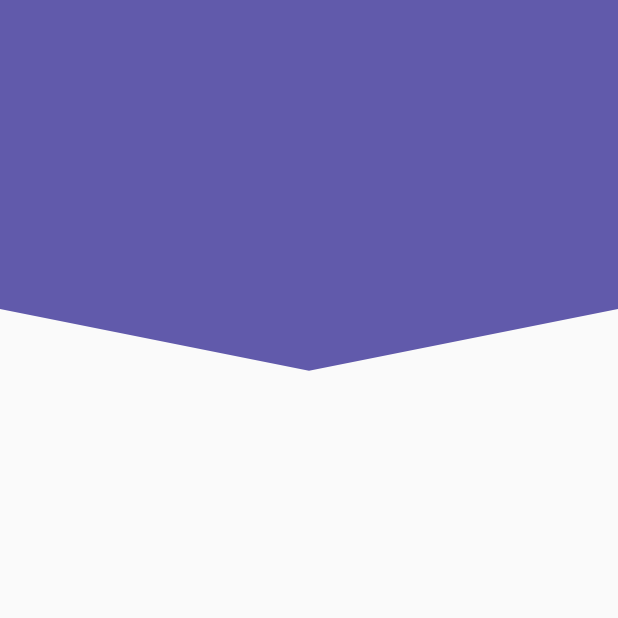
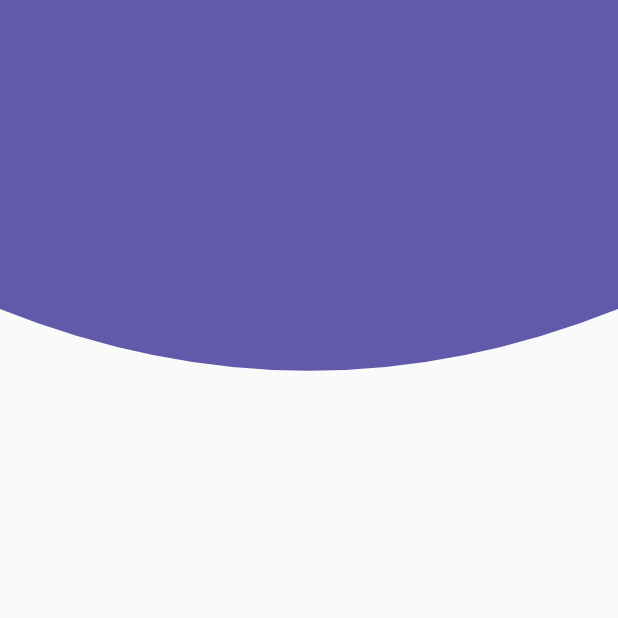
Before and after one commit to chicho69-cesar/designs-flutter-course, a Flutter app: the screen it shows after launch, on a phone screen of 412 x 824 dp, the top half of it. Run offline on Flutter 3.47's test engine with Material 2 defaults, Android fonts, the phone set to English and light mode, and no system bars.

Commit message:
Header Curvo agregado

```diff
--- a/lib/src/pages/headers_page.dart
+++ b/lib/src/pages/headers_page.dart
@@ -11,7 +11,8 @@
       // body: HeaderBordesRedondeados(),
       // body: HeaderDiagonal(),
       // body: HeaderTriangulo(),
-      body: HeaderPico(),
+      // body: HeaderPico(),
+      body: HeaderCurvo(),
     );
   }
 }
--- a/lib/src/widgets/headers.dart
+++ b/lib/src/widgets/headers.dart
@@ -167,3 +167,44 @@
     return true;
   }
 }
+
+class HeaderCurvo extends StatelessWidget {
+  const HeaderCurvo({super.key});
+
+  @override
+  Widget build(BuildContext context) {
+    // ignore: sized_box_for_whitespace
+    return Container(
+      height: double.infinity,
+      width: double.infinity,
+      child: CustomPaint(
+        painter: _HeaderCurvoPainter(),
+      ),
+    );
+  }
+}
+
+class _HeaderCurvoPainter extends CustomPainter {
+  @override
+  void paint(Canvas canvas, Size size) {
+    final paint = Paint();
+
+    paint.color = const Color(0xff615AAB);
+    paint.style = PaintingStyle.fill;
+    paint.strokeWidth = 20;
+
+    final path = Path();
+
+    path.lineTo(0, size.height * 0.25);
+    // path.lineTo(size.width, size.height * 0.25);
+    path.quadraticBezierTo(size.width * 0.5, size.height * 0.35, size.width, size.height * 0.25);
+    path.lineTo(size.width, 0);
+
+    canvas.drawPath(path, paint);
+  }
+
+  @override
+  bool shouldRepaint(covariant CustomPainter oldDelegate) {
+    return true;
+  }
+}
```
